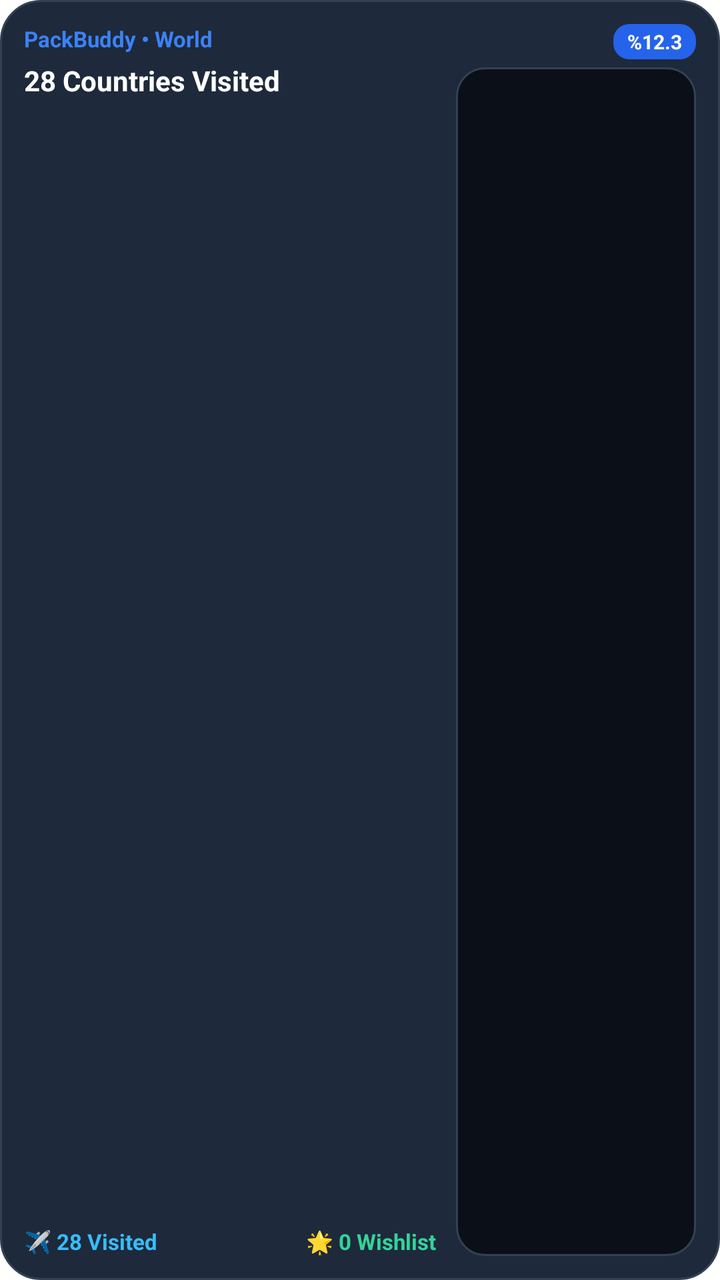
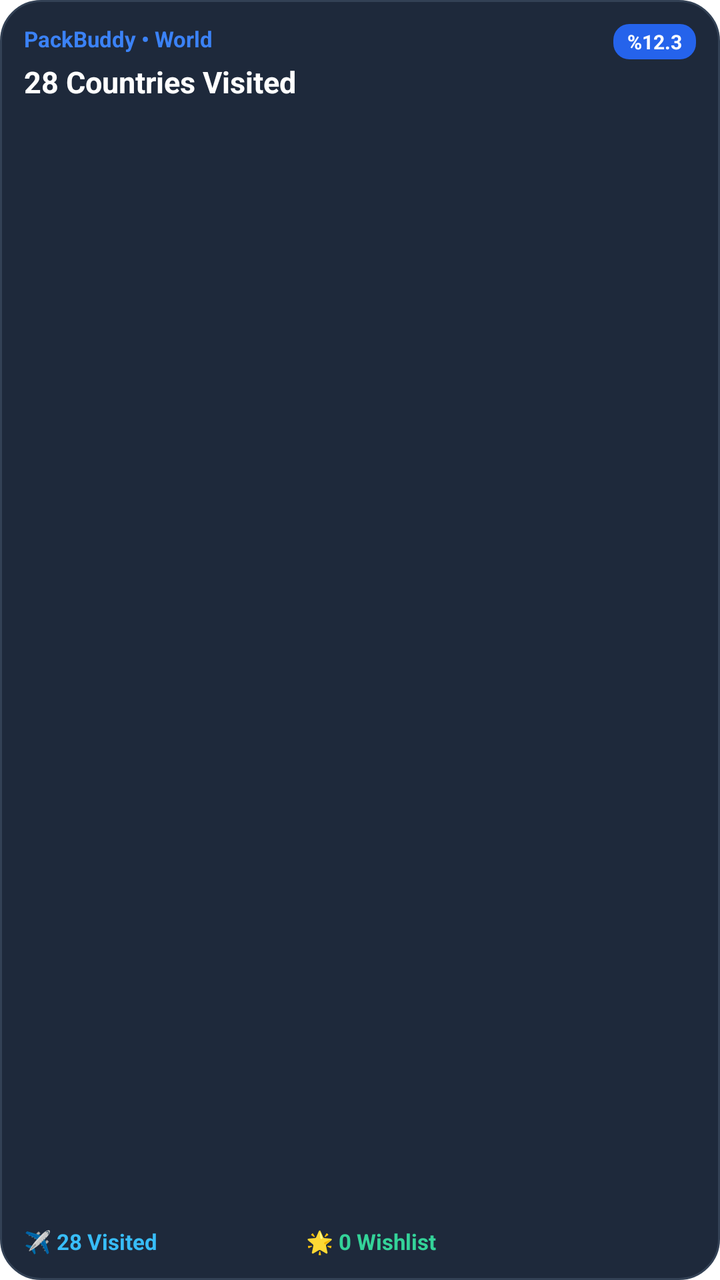

Two renders of the same Android screen: before a commit and after it. Below are the layout's source before the change and the commit's diff.
<!-- AndroidManifest.xml: fallback theme Theme.MaterialComponents.DayNight.NoActionBar -->
<!-- res/layout/packbuddy_widget_medium.xml -->
<?xml version="1.0" encoding="utf-8"?>
<LinearLayout xmlns:android="http://schemas.android.com/apk/res/android"
    android:id="@+id/widget_container"
    android:layout_width="match_parent"
    android:layout_height="match_parent"
    android:background="@drawable/widget_bg"
    android:orientation="horizontal"
    android:padding="12dp">

    
    <LinearLayout
        android:layout_width="0dp"
        android:layout_height="match_parent"
        android:layout_weight="1"
        android:orientation="vertical">

        <TextView
            android:id="@+id/widget_app_name"
            android:layout_width="wrap_content"
            android:layout_height="wrap_content"
            android:ellipsize="end"
            android:maxLines="1"
            android:text="PackBuddy • World"
            android:textColor="#3B82F6"
            android:textSize="11sp"
            android:textStyle="bold" />

        <FrameLayout
            android:layout_width="match_parent"
            android:layout_height="4dp" />

        <TextView
            android:id="@+id/widget_title"
            android:layout_width="match_parent"
            android:layout_height="wrap_content"
            android:ellipsize="end"
            android:maxLines="1"
            android:text="28 Countries Visited"
            android:textColor="#FFFFFF"
            android:textSize="14sp"
            android:textStyle="bold" />

        <TextView
            android:id="@+id/widget_destination"
            android:layout_width="match_parent"
            android:layout_height="wrap_content"
            android:layout_marginTop="2dp"
            android:ellipsize="end"
            android:maxLines="1"
            android:text=""
            android:visibility="gone"
            android:textColor="#94A3B8"
            android:textSize="11sp" />

        <FrameLayout
            android:layout_width="match_parent"
            android:layout_height="0dp"
            android:layout_weight="1" />

        <LinearLayout
            android:layout_width="match_parent"
            android:layout_height="wrap_content"
            android:gravity="center_vertical"
            android:orientation="horizontal">

            <TextView
                android:id="@+id/widget_packing"
                android:layout_width="0dp"
                android:layout_height="wrap_content"
                android:layout_weight="1"
                android:ellipsize="end"
                android:maxLines="1"
                android:text="✈️ 28 Visited"
                android:textColor="#38BDF8"
                android:textSize="11sp"
                android:textStyle="bold" />

            <TextView
                android:id="@+id/widget_budget"
                android:layout_width="wrap_content"
                android:layout_height="wrap_content"
                android:ellipsize="end"
                android:maxLines="1"
                android:text="🌟 0 Wishlist"
                android:textColor="#34D399"
                android:textSize="11sp"
                android:textStyle="bold" />
        </LinearLayout>
    </LinearLayout>

    
    <LinearLayout
        android:layout_width="120dp"
        android:layout_height="match_parent"
        android:layout_marginStart="10dp"
        android:gravity="end"
        android:orientation="vertical">

        <TextView
            android:id="@+id/widget_days"
            android:layout_width="wrap_content"
            android:layout_height="wrap_content"
            android:background="@drawable/widget_badge_bg"
            android:paddingStart="7dp"
            android:paddingTop="2dp"
            android:paddingEnd="7dp"
            android:paddingBottom="2dp"
            android:text="%12.3"
            android:textColor="#FFFFFF"
            android:textSize="10sp"
            android:textStyle="bold" />

        <FrameLayout
            android:layout_width="match_parent"
            android:layout_height="4dp" />

        <FrameLayout
            android:id="@+id/widget_map_container"
            android:layout_width="match_parent"
            android:layout_height="0dp"
            android:layout_weight="1"
            android:background="@drawable/widget_map_bg"
            android:padding="0dp">

            <ImageView
                android:id="@+id/widget_map_image"
                android:layout_width="match_parent"
                android:layout_height="match_parent"
                android:contentDescription="World Map"
                android:scaleType="fitCenter" />
        </FrameLayout>
    </LinearLayout>

</LinearLayout>
<!-- resources referenced by this layout -->
<resources>
  <!-- drawable widget_badge_bg (drawable) -->
  <?xml version="1.0" encoding="utf-8"?>
  <shape xmlns:android="http://schemas.android.com/apk/res/android"
      android:shape="rectangle">
      <corners android:radius="8dp" />
      <solid android:color="#2563EB" />
  </shape>
  <!-- drawable widget_bg (drawable) -->
  <?xml version="1.0" encoding="utf-8"?>
  <shape xmlns:android="http://schemas.android.com/apk/res/android"
      android:shape="rectangle">
      <corners android:radius="20dp" />
      <solid android:color="#1E293B" />
      <stroke
          android:width="1dp"
          android:color="#334155" />
  </shape>
  <!-- drawable widget_map_bg (drawable) -->
  <?xml version="1.0" encoding="utf-8"?>
  <shape xmlns:android="http://schemas.android.com/apk/res/android"
      android:shape="rectangle">
      <corners android:radius="14dp" />
      <solid android:color="#0B0F17" />
      <stroke
          android:width="1dp"
          android:color="#334155" />
  </shape>
</resources>

<!-- the commit's change to res/layout/packbuddy_widget_medium.xml (unified diff, before → after) -->
@@ -37,7 +37,7 @@
             android:maxLines="1"
             android:text="28 Countries Visited"
             android:textColor="#FFFFFF"
-            android:textSize="14sp"
+            android:textSize="15sp"
             android:textStyle="bold" />
 
         <TextView
@@ -58,6 +58,7 @@
             android:layout_weight="1" />
 
         <LinearLayout
+            android:id="@+id/widget_bottom_stats"
             android:layout_width="match_parent"
             android:layout_height="wrap_content"
             android:gravity="center_vertical"
@@ -90,6 +91,7 @@
 
     
     <LinearLayout
+        android:id="@+id/widget_right_column"
         android:layout_width="120dp"
         android:layout_height="match_parent"
         android:layout_marginStart="10dp"
@@ -114,12 +116,13 @@
             android:layout_width="match_parent"
             android:layout_height="4dp" />
 
+        
         <FrameLayout
             android:id="@+id/widget_map_container"
             android:layout_width="match_parent"
             android:layout_height="0dp"
             android:layout_weight="1"
-            android:background="@drawable/widget_map_bg"
+            android:background="@android:color/transparent"
             android:padding="0dp">
 
             <ImageView
@@ -129,6 +132,78 @@
                 android:contentDescription="World Map"
                 android:scaleType="fitCenter" />
         </FrameLayout>
+
+        
+        <LinearLayout
+            android:id="@+id/widget_action_container"
+            android:layout_width="match_parent"
+            android:layout_height="0dp"
+            android:layout_weight="1"
+            android:background="@drawable/widget_stat_bg"
+            android:gravity="center"
+            android:orientation="vertical"
+            android:visibility="gone"
+            android:padding="6dp">
+
+            <TextView
+                android:id="@+id/widget_action_icon"
+                android:layout_width="30dp"
+                android:layout_height="30dp"
+                android:background="@drawable/widget_badge_bg"
+                android:gravity="center"
+                android:text="+"
+                android:textColor="#FFFFFF"
+                android:textSize="18sp"
+                android:textStyle="bold" />
+
+            <TextView
+                android:id="@+id/widget_action_text"
+                android:layout_width="wrap_content"
+                android:layout_height="wrap_content"
+                android:layout_marginTop="4dp"
+                android:ellipsize="end"
+                android:maxLines="1"
+                android:text="Harcama Ekle"
+                android:textColor="#FFFFFF"
+                android:textSize="10.5sp"
+                android:textStyle="bold" />
+        </LinearLayout>
+
+        
+        <LinearLayout
+            android:id="@+id/widget_currency_container"
+            android:layout_width="match_parent"
+            android:layout_height="0dp"
+            android:layout_weight="1"
+            android:background="@drawable/widget_stat_bg"
+            android:gravity="center"
+            android:orientation="vertical"
+            android:visibility="gone"
+            android:padding="6dp">
+
+            <TextView
+                android:id="@+id/widget_currency_icon"
+                android:layout_width="30dp"
+                android:layout_height="30dp"
+                android:background="@drawable/widget_badge_bg"
+                android:gravity="center"
+                android:text="⇄"
+                android:textColor="#FFFFFF"
+                android:textSize="16sp"
+                android:textStyle="bold" />
+
+            <TextView
+                android:id="@+id/widget_currency_text"
+                android:layout_width="wrap_content"
+                android:layout_height="wrap_content"
+                android:layout_marginTop="4dp"
+                android:ellipsize="end"
+                android:maxLines="1"
+                android:text="Döviz"
+                android:textColor="#FFFFFF"
+                android:textSize="10.5sp"
+                android:textStyle="bold" />
+        </LinearLayout>
     </LinearLayout>
 
 </LinearLayout>
<!-- resource entries referenced after the edit -->
@@ -17,15 +17,12 @@
           android:width="1dp"
           android:color="#334155" />
   </shape>
-  <!-- drawable widget_map_bg (drawable) -->
+  <!-- drawable widget_stat_bg (drawable) -->
   <?xml version="1.0" encoding="utf-8"?>
   <shape xmlns:android="http://schemas.android.com/apk/res/android"
       android:shape="rectangle">
-      <corners android:radius="14dp" />
-      <solid android:color="#0B0F17" />
-      <stroke
-          android:width="1dp"
-          android:color="#334155" />
+      <corners android:radius="8dp" />
+      <solid android:color="#243044" />
   </shape>
 </resources>
 
